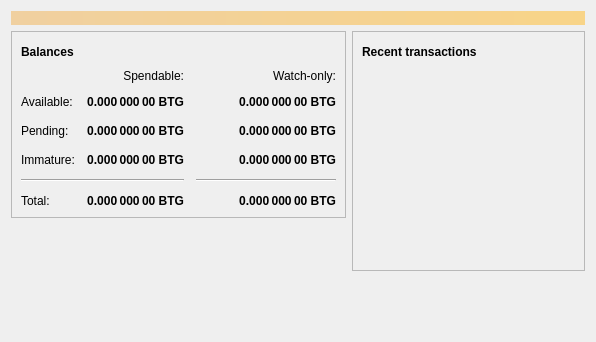
The window that src/qt/forms/overviewpage.ui (hamdyaea/Daylight-Coin) describes before a commit, drawn with Qt 5.
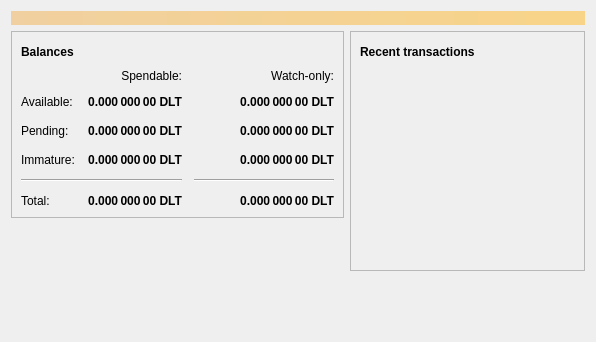
The same window after the commit. Icons and pictures are not drawn.

The edit to the form file:
```diff
--- a/src/qt/forms/overviewpage.ui
+++ b/src/qt/forms/overviewpage.ui
@@ -129,7 +129,7 @@
                <string>Unconfirmed transactions to watch-only addresses</string>
               </property>
               <property name="text">
-               <string notr="true">0.000 000 00 BTG</string>
+               <string notr="true">0.000 000 00 DLT</string>
               </property>
               <property name="alignment">
                <set>Qt::AlignRight|Qt::AlignTrailing|Qt::AlignVCenter</set>
@@ -154,7 +154,7 @@
                <string>Total of transactions that have yet to be confirmed, and do not yet count toward the spendable balance</string>
               </property>
               <property name="text">
-               <string notr="true">0.000 000 00 BTG</string>
+               <string notr="true">0.000 000 00 DLT</string>
               </property>
               <property name="alignment">
                <set>Qt::AlignRight|Qt::AlignTrailing|Qt::AlignVCenter</set>
@@ -179,7 +179,7 @@
                <string>Mined balance in watch-only addresses that has not yet matured</string>
               </property>
               <property name="text">
-               <string notr="true">0.000 000 00 BTG</string>
+               <string notr="true">0.000 000 00 DLT</string>
               </property>
               <property name="alignment">
                <set>Qt::AlignRight|Qt::AlignTrailing|Qt::AlignVCenter</set>
@@ -237,7 +237,7 @@
                <string>Mined balance that has not yet matured</string>
               </property>
               <property name="text">
-               <string notr="true">0.000 000 00 BTG</string>
+               <string notr="true">0.000 000 00 DLT</string>
               </property>
               <property name="alignment">
                <set>Qt::AlignRight|Qt::AlignTrailing|Qt::AlignVCenter</set>
@@ -282,7 +282,7 @@
                <string>Your current total balance</string>
               </property>
               <property name="text">
-               <string notr="true">0.000 000 00 BTG</string>
+               <string notr="true">0.000 000 00 DLT</string>
               </property>
               <property name="alignment">
                <set>Qt::AlignRight|Qt::AlignTrailing|Qt::AlignVCenter</set>
@@ -307,7 +307,7 @@
                <string>Current total balance in watch-only addresses</string>
               </property>
               <property name="text">
-               <string notr="true">0.000 000 00 BTG</string>
+               <string notr="true">0.000 000 00 DLT</string>
               </property>
               <property name="alignment">
                <set>Qt::AlignRight|Qt::AlignTrailing|Qt::AlignVCenter</set>
@@ -349,7 +349,7 @@
                <string>Your current spendable balance</string>
               </property>
               <property name="text">
-               <string notr="true">0.000 000 00 BTG</string>
+               <string notr="true">0.000 000 00 DLT</string>
               </property>
               <property name="alignment">
                <set>Qt::AlignRight|Qt::AlignTrailing|Qt::AlignVCenter</set>
@@ -374,7 +374,7 @@
                <string>Your current balance in watch-only addresses</string>
               </property>
               <property name="text">
-               <string notr="true">0.000 000 00 BTG</string>
+               <string notr="true">0.000 000 00 DLT</string>
               </property>
               <property name="alignment">
                <set>Qt::AlignRight|Qt::AlignTrailing|Qt::AlignVCenter</set>
```
